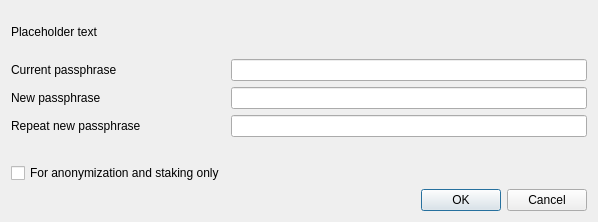
Old version of the form src/qt/forms/askpassphrasedialog.ui in the repository BitCannaGlobal/BCNA_bitcore_old.
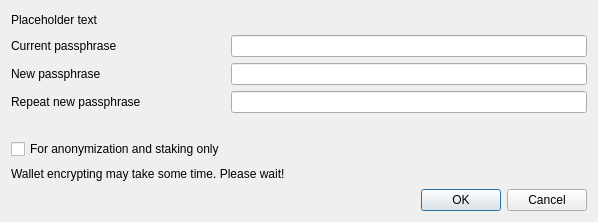
New version of the form.

Commit message: Reduce CPU usage, misc qt wallet changes

Patch:
```diff
--- a/src/qt/forms/askpassphrasedialog.ui
+++ b/src/qt/forms/askpassphrasedialog.ui
@@ -126,6 +126,13 @@
      </item>
     </layout>
    </item>
+    <item>
+     <widget class="QLabel" name="preloaderLabel">
+     <property name="text">
+        <string>Wallet encrypting may take some time. Please wait!</string>
+       </property>
+     </widget>
+    </item>
    <item>
     <widget class="QDialogButtonBox" name="buttonBox">
      <property name="orientation">
```
The commit also changes 16 other files.
